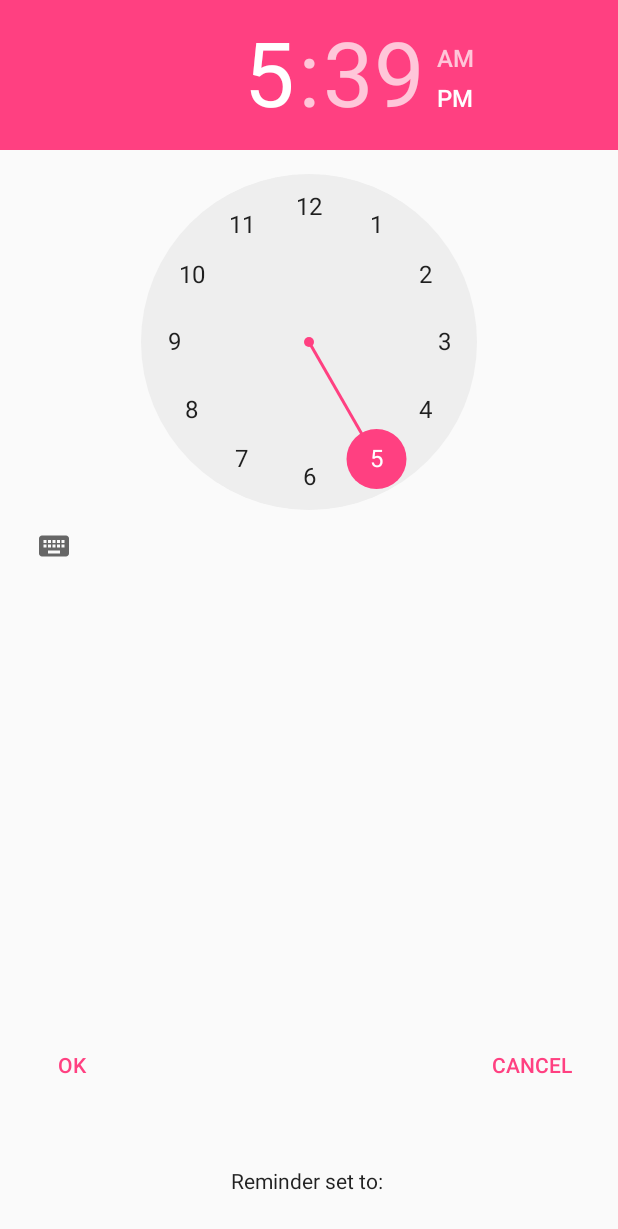
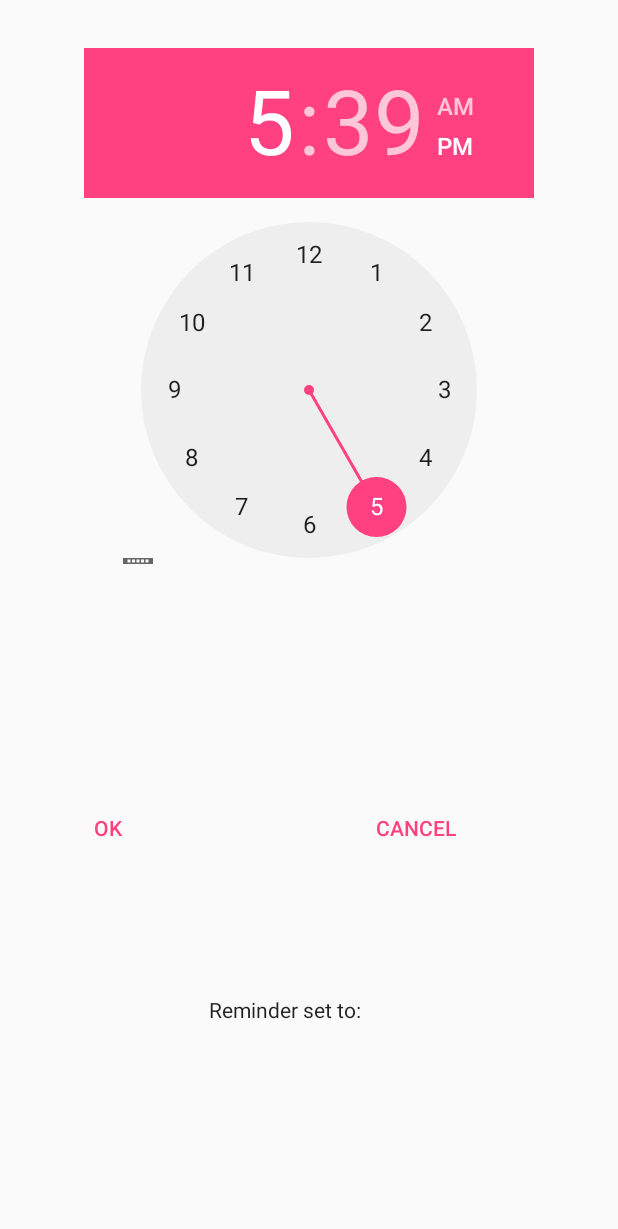
Before and after one commit to ElenaKurganova/MePill, an Android app: the layout activity_main.xml on its own in the app's theme, with its tools: preview values and no code run, on a phone screen of 412 x 824 dp. Shown: the top 1229 px of the screen. Run offline under Robolectric (Android 15) with nearby library versions, the phone set to English and light mode, and no system bars.

Commit message:
time reminder UI fix

```diff
--- a/app/src/main/AndroidManifest.xml
+++ b/app/src/main/AndroidManifest.xml
@@ -5,7 +5,7 @@
     <application>
         <activity
             android:name=".TimePickerActivity"
-            android:label="@string/app_name"
+            android:label="@string/title_activity_timepicker_activity"
             android:launchMode="singleTop"
             android:theme="@style/Theme.AppCompat.Dialog.Alert">
             <intent-filter android:order="1">
--- a/app/src/main/res/layout/activity_main.xml
+++ b/app/src/main/res/layout/activity_main.xml
@@ -7,12 +7,14 @@
     android:layout_height="match_parent"
     tools:context="com.example.android.mepill.TimePickerActivity">
 
-        <TimePicker
+    <TimePicker
         android:id="@+id/timePicker2"
-        android:layout_width="wrap_content"
-        android:layout_height="387dp"
+        android:layout_width="300dp"
+        android:layout_height="344dp"
+        android:layout_marginTop="32dp"
+        app:layout_constraintEnd_toEndOf="parent"
         app:layout_constraintStart_toStartOf="parent"
-        />
+        app:layout_constraintTop_toTopOf="parent" />
 
 
     <Button
@@ -21,13 +23,13 @@
         android:layout_width="wrap_content"
         android:layout_height="wrap_content"
         android:layout_marginBottom="8dp"
-        android:layout_marginStart="16dp"
+        android:layout_marginStart="40dp"
         android:layout_marginTop="8dp"
         android:text="OK"
         app:layout_constraintBottom_toBottomOf="parent"
         app:layout_constraintStart_toStartOf="parent"
-        app:layout_constraintTop_toTopOf="parent"
-        app:layout_constraintVertical_bias="0.895" />
+        app:layout_constraintTop_toBottomOf="@+id/timePicker2"
+        app:layout_constraintVertical_bias="0.373" />
 
     <TextView
         android:id="@+id/text_to_update"
@@ -42,9 +44,10 @@
         android:textAppearance="@style/TextAppearance.AppCompat"
         app:layout_constraintBottom_toBottomOf="parent"
         app:layout_constraintEnd_toEndOf="parent"
+        app:layout_constraintHorizontal_bias="0.448"
         app:layout_constraintStart_toStartOf="parent"
-        app:layout_constraintTop_toTopOf="@+id/timePicker2"
-        app:layout_constraintVertical_bias="0.985" />
+        app:layout_constraintTop_toBottomOf="@+id/cancel_alarm"
+        app:layout_constraintVertical_bias="0.354" />
 
     <Button
         android:id="@+id/cancel_alarm"
@@ -52,16 +55,16 @@
         android:layout_width="wrap_content"
         android:layout_height="wrap_content"
         android:layout_marginBottom="8dp"
-        android:layout_marginEnd="8dp"
+        android:layout_marginEnd="40dp"
         android:layout_marginStart="8dp"
         android:layout_marginTop="8dp"
         android:text="CANCEL"
         app:layout_constraintBottom_toBottomOf="parent"
-        app:layout_constraintEnd_toEndOf="parent"
-        app:layout_constraintHorizontal_bias="0.955"
+        app:layout_constraintEnd_toEndOf="@+id/timePicker2"
+        app:layout_constraintHorizontal_bias="1.0"
         app:layout_constraintStart_toEndOf="@+id/alarm_activate"
-        app:layout_constraintTop_toTopOf="parent"
-        app:layout_constraintVertical_bias="0.895" />
+        app:layout_constraintTop_toBottomOf="@+id/timePicker2"
+        app:layout_constraintVertical_bias="0.373" />
 
 
 </android.support.constraint.ConstraintLayout>
--- a/app/src/main/res/values/strings.xml
+++ b/app/src/main/res/values/strings.xml
@@ -1,6 +1,7 @@
 <resources>
     <string name="app_name">MePill</string>
     <string name="title_activity_welcome_screen">WelcomeScreen</string>
-    <string name="title_activity_pill_register">PillRegister</string>
+    <string name="title_activity_pill_register">Pill Register</string>
     <string name="title_activity_pill_list">PillList</string>
+    <string name="title_activity_timepicker_activity">Pick reminder time</string>
 </resources>
```
